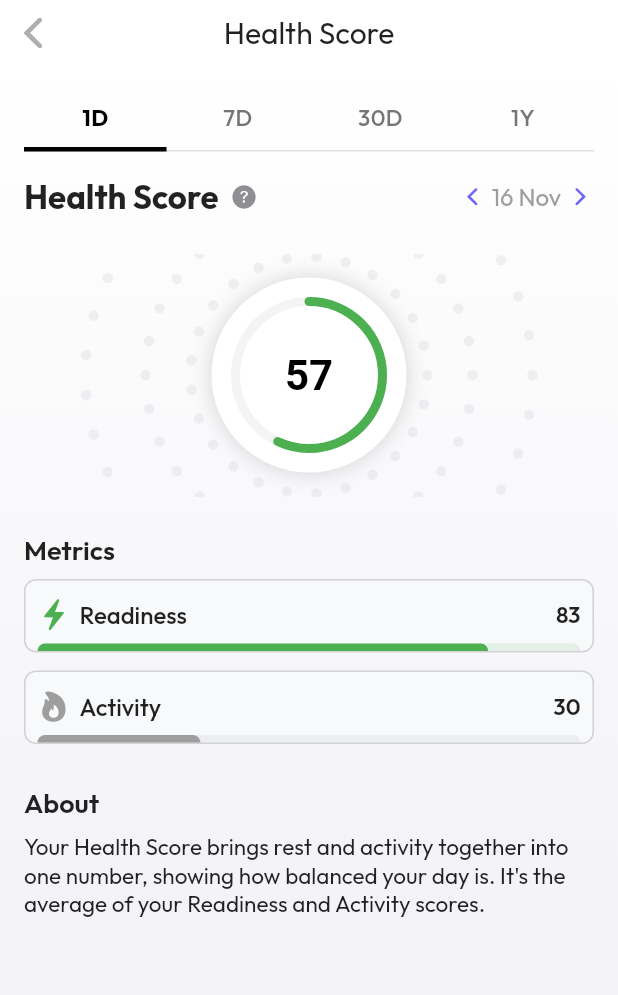
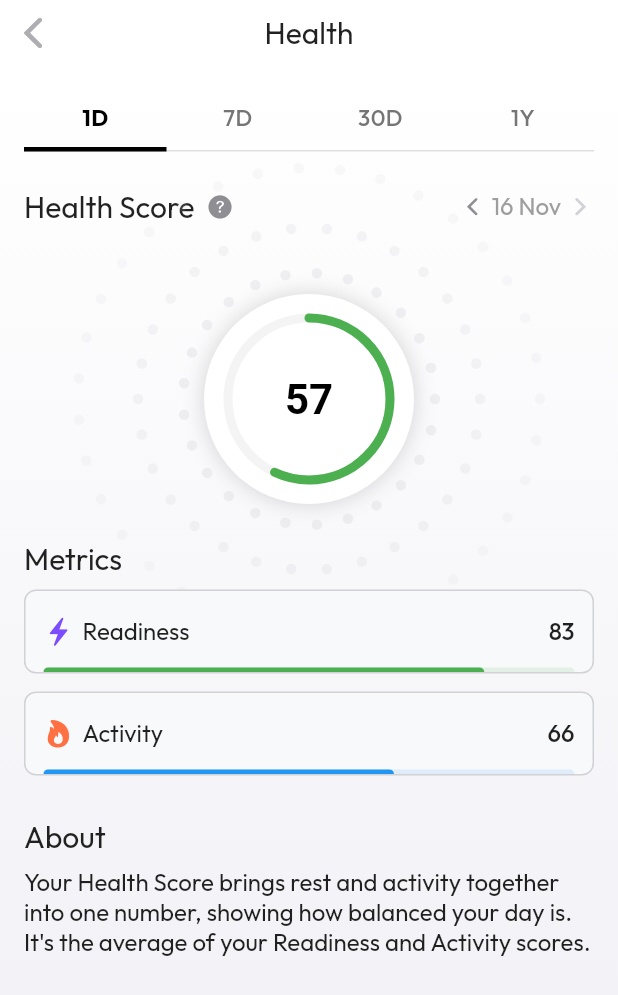
Before and after one commit to xykadra/rolla-scores-app, a Flutter app: the screen it shows after launch, after a tap on "57", on a phone screen of 412 x 824 dp. Shown: the top 995 px of the screen. Run offline on Flutter 3.47's test engine with Material 3 defaults, Android fonts, the light colour scheme and no system bars; our stand-ins replace dartz, equatable, fl_chart, flutter_bloc, get_it, google_fonts.

Commit message:
metrics for correct score

```diff
--- a/lib/features/scores/data/models/score_model.dart
+++ b/lib/features/scores/data/models/score_model.dart
@@ -6,13 +6,12 @@
     required super.id,
     required super.title,
     required super.about,
+    required super.accentColor,
     required super.timeframes,
-    required super.metricInfo,
   });
 
   factory ScoreModel.fromJson(Map<String, dynamic> json) {
     final timeframesJson = json['timeframes'] as Map<String, dynamic>? ?? {};
-    final metricInfoJson = json['metricInfo'] as List<dynamic>? ?? [];
 
     final timeframes = <Timeframe, ScoreTimeframeData>{};
     timeframesJson.forEach((key, value) {
@@ -22,21 +21,20 @@
       );
     });
 
-    final metricInfo =
-        metricInfoJson
-            .map(
-              (info) =>
-                  MetricDefinitionModel.fromJson(info as Map<String, dynamic>),
-            )
-            .toList();
-
     return ScoreModel(
       id: (json['id'] as int?) ?? 0,
       title: (json['title'] as String?) ?? 'Score',
       about: (json['about'] as String?) ?? '',
       timeframes: timeframes,
-      metricInfo: metricInfo,
+      accentColor: _parseColor(json['color'] as String?),
     );
+  }
+
+  static int _parseColor(String? hex) {
+    if (hex == null || hex.isEmpty) return 0xFF4CAF50;
+    var value = hex.replaceAll('#', '');
+    if (value.length == 6) value = 'FF$value';
+    return int.tryParse(value, radix: 16) ?? 0xFF4CAF50;
   }
 }
 
@@ -85,21 +83,23 @@
 class ScoreTimeframeDataModel extends ScoreTimeframeData {
   const ScoreTimeframeDataModel({
     required super.score,
-    required super.subtitle,
+    required super.date,
     required super.history,
-    required super.metrics,
+    required super.mainMetrics,
+    required super.infoMetrics,
     required super.insights,
     super.averageLabel,
   });
 
   factory ScoreTimeframeDataModel.fromJson(Map<String, dynamic> json) {
     final historyJson = json['history'] as List<dynamic>? ?? [];
-    final metricsJson = json['metrics'] as List<dynamic>? ?? [];
+    final mainMetricsJson = json['mainMetrics'] as List<dynamic>? ?? [];
+    final infoMetricsJson = json['infoMetrics'] as List<dynamic>? ?? [];
     final insightsJson = json['insights'] as List<dynamic>? ?? [];
 
     return ScoreTimeframeDataModel(
       score: json['score'] as int? ?? 0,
-      subtitle: json['subtitle'] as String? ?? '',
+      date: (json['date'] as String?) ?? (json['subtitle'] as String?) ?? '',
       averageLabel: json['averageLabel'] as String?,
       history:
           historyJson
@@ -112,8 +112,12 @@
                 ),
               )
               .toList(),
-      metrics:
-          metricsJson
+      mainMetrics:
+          mainMetricsJson
+              .map((item) => MetricModel.fromJson(item as Map<String, dynamic>))
+              .toList(),
+      infoMetrics:
+          infoMetricsJson
               .map((item) => MetricModel.fromJson(item as Map<String, dynamic>))
               .toList(),
       insights: insightsJson.cast<String>(),
--- a/lib/features/scores/domain/entities/score.dart
+++ b/lib/features/scores/domain/entities/score.dart
@@ -52,28 +52,31 @@
 
 class ScoreTimeframeData extends Equatable {
   final int score;
-  final String subtitle;
+  final String date;
   final String? averageLabel;
   final List<HistoryPoint> history;
-  final List<Metric> metrics;
+  final List<Metric> mainMetrics;
+  final List<Metric> infoMetrics;
   final List<String> insights;
 
   const ScoreTimeframeData({
     required this.score,
-    required this.subtitle,
+    required this.date,
     this.averageLabel,
     required this.history,
-    required this.metrics,
+    required this.mainMetrics,
+    required this.infoMetrics,
     required this.insights,
   });
 
   @override
   List<Object?> get props => [
     score,
-    subtitle,
+    date,
     averageLabel,
     history,
-    metrics,
+    mainMetrics,
+    infoMetrics,
     insights,
   ];
 }
@@ -82,19 +85,25 @@
   final int id;
   final String title;
   final String about;
+  final int accentColor;
   final Map<Timeframe, ScoreTimeframeData> timeframes;
-  final List<MetricDefinition> metricInfo;
 
   const Score({
     required this.id,
     required this.title,
     required this.about,
+    required this.accentColor,
     required this.timeframes,
-    required this.metricInfo,
   });
 
   ScoreTimeframeData? dataFor(Timeframe timeframe) => timeframes[timeframe];
 
   @override
-  List<Object?> get props => [id, title, about, timeframes, metricInfo];
+  List<Object?> get props => [
+    id,
+    title,
+    about,
+    accentColor,
+    timeframes,
+  ];
 }
--- a/lib/features/scores/presentation/pages/score_detail_page.dart
+++ b/lib/features/scores/presentation/pages/score_detail_page.dart
@@ -6,6 +6,7 @@
 import '../../domain/entities/score.dart';
 import '../../domain/entities/timeframe.dart';
 import '../cubit/score_detail_cubit.dart';
+import 'score_info_sheet.dart';
 import '../widgets/metric_tile.dart';
 import '../widgets/score_gauge.dart';
 import '../widgets/score_history_chart.dart';
@@ -74,8 +75,10 @@
   Widget _buildContent(BuildContext context, ScoreDetailState state) {
     final score = state.score!;
     final data = score.dataFor(state.timeframe);
+    final filteredMetrics = _filterMetricsForScore(score, data?.mainMetrics ?? []);
+    final accentColor = Color(score.accentColor);
     final title =
-        state.timeframe == Timeframe.sevenDays ? 'History' : score.title;
+        state.timeframe == Timeframe.sevenDays ? 'History' : '${score.title} Score';
 
     if (data == null) {
       return const Center(child: Text('No data for timeframe.'));
@@ -97,7 +100,7 @@
                 selected: state.timeframe,
                 onChanged: context.read<ScoreDetailCubit>().changeTimeframe,
               ),
-              const SizedBox(height: 16),
+              const SizedBox(height: 24),
               Row(
                 mainAxisAlignment: MainAxisAlignment.spaceBetween,
                 children: [
@@ -108,8 +111,8 @@
                         style: CupertinoTheme.of(
                           context,
                         ).textTheme.textStyle.copyWith(
-                          fontSize: 22,
-                          fontWeight: FontWeight.w700,
+                          fontSize: 20,
+                          fontWeight: FontWeight.w400,
                         ),
                       ),
                       SizedBox(width: 8),
@@ -117,7 +120,13 @@
                           ? CupertinoButton(
                             minimumSize: Size(0, 0),
                             padding: EdgeInsets.zero,
-                            onPressed: () {},
+                            onPressed:
+                                () => _openInfoSheet(
+                                  context: context,
+                                  score: score,
+                                  data: data,
+                                  timeframe: state.timeframe,
+                                ),
                             child: Icon(
                               CupertinoIcons.question_circle_fill,
                               color: CupertinoColors.systemGrey,
@@ -129,23 +138,34 @@
                   ),
                   Row(
                     children: [
-                      Icon(CupertinoIcons.chevron_back, size: 18),
+                      Icon(
+                        CupertinoIcons.chevron_back,
+                        size: 18,
+                        color: CupertinoColors.systemGrey,
+                      ),
                       SizedBox(width: 4),
                       Text(
-                        data.subtitle,
+                        data.date,
                         style: CupertinoTheme.of(
                           context,
                         ).textTheme.textStyle.copyWith(color: Colors.grey),
                       ),
                       SizedBox(width: 4),
-                      Icon(CupertinoIcons.chevron_forward, size: 18),
+                      Icon(
+                        CupertinoIcons.chevron_forward,
+                        size: 18,
+                        color: CupertinoColors.systemGrey4,
+                      ),
                     ],
                   ),
                 ],
               ),
               const SizedBox(height: 24),
               if (state.timeframe == Timeframe.oneDay)
-                ScoreGauge(score: data.score, color: Colors.green)
+                Padding(
+                  padding: const EdgeInsets.only(top: 22.0),
+                  child: ScoreGauge(score: data.score, color: accentColor),
+                )
               else if (data.history.isNotEmpty)
                 ScoreHistoryChart(
                   values:
@@ -153,7 +173,7 @@
                           .map((item) => item.value.toDouble())
                           .toList(),
                   labels: data.history.map((item) => item.label).toList(),
-                  color: Colors.green,
+                  color: accentColor,
                   timeframe: state.timeframe,
                 )
               else
@@ -175,7 +195,7 @@
               const SizedBox(height: 8),
               Column(
                 children:
-                    data.metrics
+                    filteredMetrics
                         .map((metric) => MetricTile(metric: metric))
                         .toList(),
               ),
@@ -184,15 +204,54 @@
               const SizedBox(height: 8),
               Text(
                 score.about,
-                style: CupertinoTheme.of(
-                  context,
-                ).textTheme.textStyle.copyWith(fontSize: 15),
+                style: CupertinoTheme.of(context).textTheme.textStyle.copyWith(
+                  fontSize: 16,
+                  fontWeight: FontWeight.w400,
+                ),
               ),
             ]),
           ),
         ),
       ],
     );
+  }
+
+  void _openInfoSheet({
+    required BuildContext context,
+    required Score score,
+    required ScoreTimeframeData data,
+    required Timeframe timeframe,
+  }) {
+    Navigator.of(context).push(
+      CupertinoSheetRoute<void>(
+        builder:
+            (BuildContext context) => ScoreInfoSheet(
+              score: score,
+              data: data,
+              timeframe: timeframe,
+              metrics: _filterMetricsForScore(score, data.infoMetrics),
+              accentColor: Color(score.accentColor),
+            ),
+      ),
+    );
+  }
+
+  List<Metric> _filterMetricsForScore(Score score, List<Metric> metrics) {
+    const groups = {
+      'activity': ['active_points', 'steps', 'calories', 'move_hours'],
+      'readiness': ['sleep', 'resting_hr', 'hrv'],
+      'health score': ['readiness', 'activity'],
+    };
+
+    final key = score.title.toLowerCase();
+    final allowed = groups[key];
+    if (allowed == null) return metrics;
+
+    final allowedSet = allowed.toSet();
+    final filtered =
+        metrics.where((metric) => allowedSet.contains(metric.id)).toList();
+
+    return filtered.isNotEmpty ? filtered : metrics;
   }
 }
 
@@ -210,8 +269,8 @@
         Text(
           title,
           style: CupertinoTheme.of(context).textTheme.textStyle.copyWith(
-            fontSize: 18,
-            fontWeight: FontWeight.w600,
+            fontSize: 20,
+            fontWeight: FontWeight.w400,
           ),
         ),
         if (trailing != null && trailing!.isNotEmpty)
--- a/lib/features/scores/presentation/widgets/metric_icon_mapper.dart
+++ b/lib/features/scores/presentation/widgets/metric_icon_mapper.dart
@@ -1,5 +1,6 @@
 import 'package:flutter/cupertino.dart';
 
+/// Utility mapping metric ids/icons to consistent iconography and colors.
 class MetricIconMapper {
   static const _iconMap = <String, IconData>{
     'readiness': CupertinoIcons.bolt_fill,
@@ -22,6 +23,18 @@
     'clock': CupertinoIcons.clock,
   };
 
+  static const _colorMap = <String, Color>{
+    'readiness': Color(0xFF7C4DFF),
+    'activity': Color(0xFFFF7043),
+    'sleep': Color(0xFF42A5F5),
+    'resting_hr': Color(0xFFE53935),
+    'hrv': Color(0xFFEC407A),
+    'active_points': Color(0xFF26C6DA),
+    'steps': Color(0xFF66BB6A),
+    'calories': Color(0xFFFFB300),
+    'move_hours': Color(0xFF8D6E63),
+  };
+
   static IconData iconFor(String? key, {String? fallbackKey}) {
     final normalized = key?.toLowerCase();
     if (normalized != null && _iconMap.containsKey(normalized)) {
@@ -35,4 +48,18 @@
 
     return CupertinoIcons.circle;
   }
+
+  static Color colorFor(String? key, {String? fallbackKey}) {
+    final normalized = key?.toLowerCase();
+    if (normalized != null && _colorMap.containsKey(normalized)) {
+      return _colorMap[normalized]!;
+    }
+
+    final normalizedFallback = fallbackKey?.toLowerCase();
+    if (normalizedFallback != null && _colorMap.containsKey(normalizedFallback)) {
+      return _colorMap[normalizedFallback]!;
+    }
+
+    return CupertinoColors.inactiveGray;
+  }
 }
--- a/lib/features/scores/presentation/widgets/metric_tile.dart
+++ b/lib/features/scores/presentation/widgets/metric_tile.dart
@@ -20,27 +20,33 @@
       metric.icon,
       fallbackKey: metric.id,
     );
-    final iconColor = metric.hasData ? color : CupertinoColors.inactiveGray;
+    final iconColor = MetricIconMapper.colorFor(
+      metric.icon,
+      fallbackKey: metric.id,
+    );
 
     return Padding(
-      padding: const EdgeInsets.only(bottom: 12.0),
+      padding: const EdgeInsets.only(
+        bottom: 12.0,
+      ), // TODO: All tiles should have padding except last one
       child: Container(
+        height: 56,
         decoration: BoxDecoration(
           color: CupertinoTheme.of(context).barBackgroundColor,
           borderRadius: BorderRadius.circular(8),
           border: Border.all(color: CupertinoColors.systemGrey4),
         ),
         child: Padding(
-          padding: const EdgeInsets.only(top: 12, left: 8, right: 8),
+          padding: const EdgeInsets.only(top: 12, left: 12, right: 12),
           child: Column(
-            crossAxisAlignment: CrossAxisAlignment.start,
             children: [
+              Spacer(),
               Row(
                 mainAxisAlignment: MainAxisAlignment.spaceBetween,
                 children: [
                   Row(
                     children: [
-                      Icon(iconData, size: 22, color: iconColor),
+                      Icon(iconData, size: 20, color: iconColor),
                       const SizedBox(width: 6),
                       Text(
                         metric.title,
@@ -48,7 +54,7 @@
                           context,
                         ).textTheme.textStyle.copyWith(
                           fontSize: 16,
-                          fontWeight: FontWeight.w500,
+                          fontWeight: FontWeight.w400,
                         ),
                       ),
                     ],
@@ -56,11 +62,11 @@
                   Text(
                     metric.displayValue,
                     style: CupertinoTheme.of(context).textTheme.textStyle
-                        .copyWith(fontSize: 15, fontWeight: FontWeight.w600),
+                        .copyWith(fontSize: 16, fontWeight: FontWeight.w500),
                   ),
                 ],
               ),
-              const SizedBox(height: 8),
+              Spacer(flex: 3,),
               _CupertinoProgress(
                 value: metric.hasData ? metric.value / 100 : 0,
                 color: color,
@@ -83,7 +89,7 @@
   Widget build(BuildContext context) {
     final safeValue = value.clamp(0.0, 1.0);
     return SizedBox(
-      height: 5,
+      height: 3,
       child: Stack(
         children: [
           Container(
--- a/lib/features/scores/presentation/widgets/score_card.dart
+++ b/lib/features/scores/presentation/widgets/score_card.dart
@@ -58,7 +58,7 @@
                   ),
                   const SizedBox(height: 4),
                   Text(
-                    data?.subtitle ?? '',
+                    data?.date ?? '',
                     style: CupertinoTheme.of(context)
                         .textTheme
                         .textStyle
--- a/lib/features/scores/presentation/widgets/score_gauge.dart
+++ b/lib/features/scores/presentation/widgets/score_gauge.dart
@@ -13,11 +13,6 @@
   Widget build(BuildContext context) {
     final progress = score.clamp(0, 100) / 100;
     return Container(
-      padding: const EdgeInsets.all(16),
-      clipBehavior: Clip.hardEdge,
-      decoration: BoxDecoration(
-      ),
-      child: Container(
       decoration: BoxDecoration(
         color: CupertinoColors.white,
         shape: BoxShape.circle,
@@ -36,15 +31,14 @@
           background: CupertinoTheme.of(context).primaryContrastingColor,
         ),
         child: SizedBox(
-            height: 130,
-            width: 130,
+          height: 140,
+          width: 140,
           child: Center(
             child: Text(
               '$score',
               style: Theme.of(context).textTheme.headlineMedium?.copyWith(
                 fontWeight: FontWeight.w700,
                 color: Colors.black,
-                ),
               ),
             ),
           ),
@@ -97,13 +91,14 @@
     );
 
     // dotted field
+    const ringOffsets = [30.0, 60.0, 100.0];
+    const dotCounts = [25, 30, 35];
+    const ringOpacities = [0.3, 0.22, 0.14];
+    for (var ringIndex = 0; ringIndex < ringOffsets.length; ringIndex++) {
       final dotPaint =
           Paint()
-          ..color = background.withValues(alpha: 0.3)
+            ..color = background.withValues(alpha: ringOpacities[ringIndex])
             ..style = PaintingStyle.fill;
-    const ringOffsets = [30.0, 60.0, 100.0];
-    const dotCounts = [25, 30, 35];
-    for (var ringIndex = 0; ringIndex < ringOffsets.length; ringIndex++) {
       final ringRadius = radius + ringOffsets[ringIndex];
       final dotsInRing = dotCounts[ringIndex];
       for (var i = 0; i < dotsInRing; i++) {
```
Also changed, not shown: assets/mock_data.json (+131 -68 lines), lib/features/scores/presentation/pages/score_info_sheet.dart (added, +164 -0 lines). Lines whose indentation alone changed are shown as unchanged.
